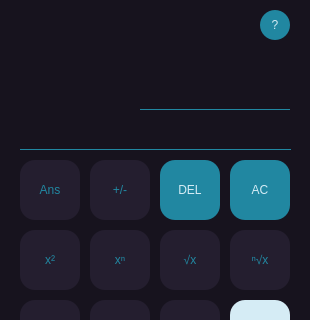
Devvoter/calculator, file src/mainwindow.ui: the form before one commit; both pictures show x 0 to 310 and y 0 to 320 of the 310 by 660 pixel window.
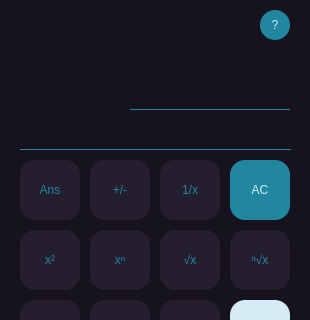
The form after the commit. Icons and pictures are not drawn.

```diff
--- a/src/mainwindow.ui
+++ b/src/mainwindow.ui
@@ -53,13 +53,13 @@
 	background-color: rgb(36, 30, 47);
 	border: 1px solid rgb(33, 135, 161);
 }
-/***************************************************del, ac***************************************************/
-#bt_del,  #bt_ac{
+/***************************************************ac***************************************************/
+#bt_ac{
 	background-color: rgb(33, 135, 161);
 	color: rgb(213, 236, 245);
 	font: 700 14pt &quot;Segoe UI&quot;;
 }
-#bt_del:hover, #bt_ac:hover{
+#bt_ac:hover{
 	background-color: rgb(36, 30, 47);
 	border: 1px solid rgb(33, 135, 161);
 }
@@ -72,12 +72,12 @@
 	border: 1px solid rgb(33, 135, 161);
 }
 /***************************************************advanced ops***************************************************/
-#bt_modulo, #bt_abs, #bt_exp, #bt_factorial, #bt_square_root, #bt_n_root, #bt_square, #bt_inverse, #bt_ans{
+#bt_modulo, #bt_abs, #bt_exp, #bt_factorial, #bt_square_root, #bt_n_root, #bt_square, #bt_ans, #bt_sign, #bt_inverse{
 	background-color: rgb(36, 30, 47);
 	color: rgb(33, 135, 161);
 	font: 700 14pt &quot;Segoe UI&quot;;
 }
-#bt_modulo:hover, #bt_abs:hover, #bt_exp:hover, #bt_factorial:hover, #bt_square_root:hover, #bt_n_root:hover, #bt_square:hover, #bt_inverse:hover, #bt_ans:hover{
+#bt_modulo:hover, #bt_abs:hover, #bt_exp:hover, #bt_factorial:hover, #bt_square_root:hover, #bt_n_root:hover, #bt_square:hover, #bt_ans:hover, #bt_sign:hover, #bt_inverse:hover{
 	border: 1px solid rgb(33, 135, 161);
 }
 /***************************************************labels***************************************************/
@@ -153,25 +153,19 @@
     <property name="text">
      <string/>
     </property>
-    <property name="alignment">
-     <set>Qt::AlignmentFlag::AlignRight|Qt::AlignmentFlag::AlignTrailing|Qt::AlignmentFlag::AlignVCenter</set>
-    </property>
    </widget>
    <widget class="QLabel" name="lb_number">
     <property name="geometry">
      <rect>
-      <x>140</x>
+      <x>130</x>
       <y>50</y>
-      <width>150</width>
+      <width>160</width>
       <height>60</height>
      </rect>
     </property>
     <property name="text">
      <string/>
     </property>
-    <property name="alignment">
-     <set>Qt::AlignmentFlag::AlignRight|Qt::AlignmentFlag::AlignTrailing|Qt::AlignmentFlag::AlignVCenter</set>
-    </property>
    </widget>
    <widget class="QPushButton" name="bt_help">
     <property name="geometry">
@@ -295,7 +289,7 @@
      <string>0</string>
     </property>
    </widget>
-   <widget class="QPushButton" name="bt_inverse">
+   <widget class="QPushButton" name="bt_sign">
     <property name="geometry">
      <rect>
       <x>90</x>
@@ -503,7 +497,7 @@
      <string>ⁿ√x</string>
     </property>
    </widget>
-   <widget class="QPushButton" name="bt_del">
+   <widget class="QPushButton" name="bt_inverse">
     <property name="geometry">
      <rect>
       <x>160</x>
@@ -513,7 +507,7 @@
      </rect>
     </property>
     <property name="text">
-     <string>DEL</string>
+     <string>1/x</string>
     </property>
    </widget>
    <widget class="QPushButton" name="bt_ac">
```
